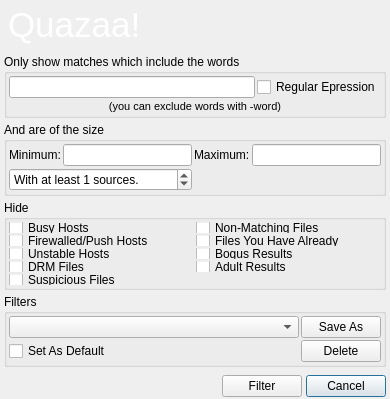
Qt form trunk/UI/dialogfiltersearch.ui (c3c/quazaa) before a commit.
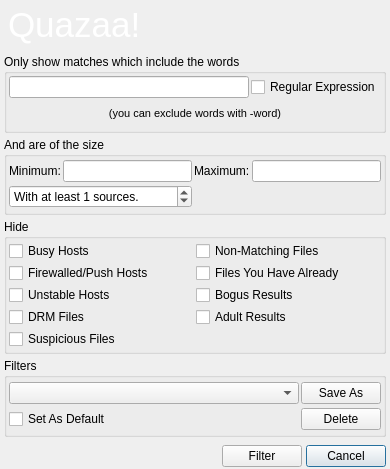
The same form after that commit. Icons and pictures are not drawn.

Commit message: Corrected regular expression text in DialogFilterSearch.

Diff of the .ui file:
```diff
--- a/trunk/UI/dialogfiltersearch.ui
+++ b/trunk/UI/dialogfiltersearch.ui
@@ -7,19 +7,19 @@
     <x>0</x>
     <y>0</y>
     <width>390</width>
-    <height>399</height>
+    <height>469</height>
    </rect>
   </property>
   <property name="minimumSize">
    <size>
     <width>390</width>
-    <height>399</height>
+    <height>469</height>
    </size>
   </property>
   <property name="maximumSize">
    <size>
     <width>390</width>
-    <height>399</height>
+    <height>469</height>
    </size>
   </property>
   <property name="windowTitle">
@@ -181,7 +181,7 @@
            <item row="0" column="1">
             <widget class="QCheckBox" name="checkBoxRegularExpression">
              <property name="text">
-              <string>Regular Epression</string>
+              <string>Regular Expression</string>
              </property>
             </widget>
            </item>
```
Left out of the diff: 6 changed lines with no effect on the pictures.
